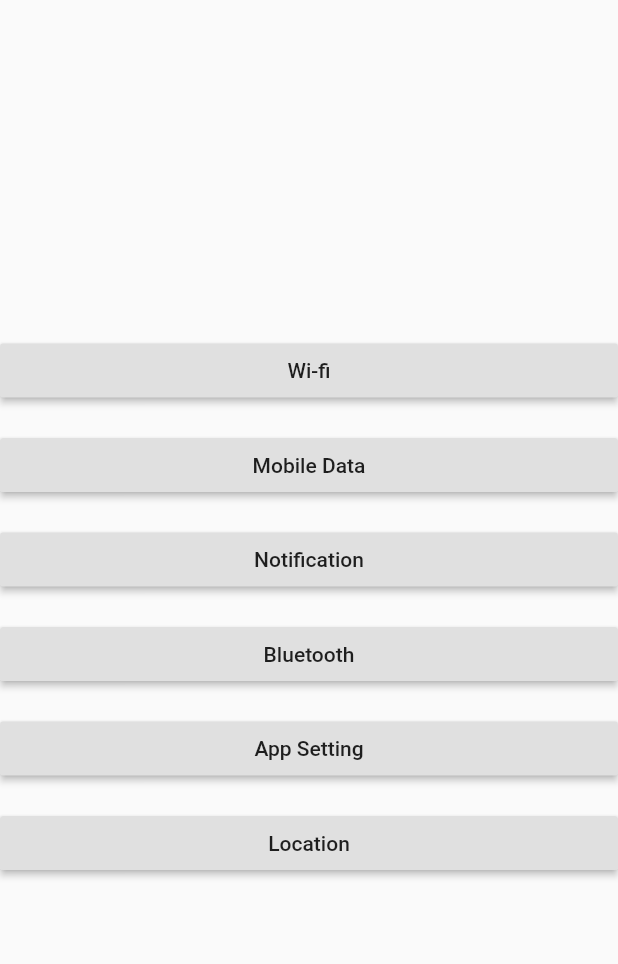
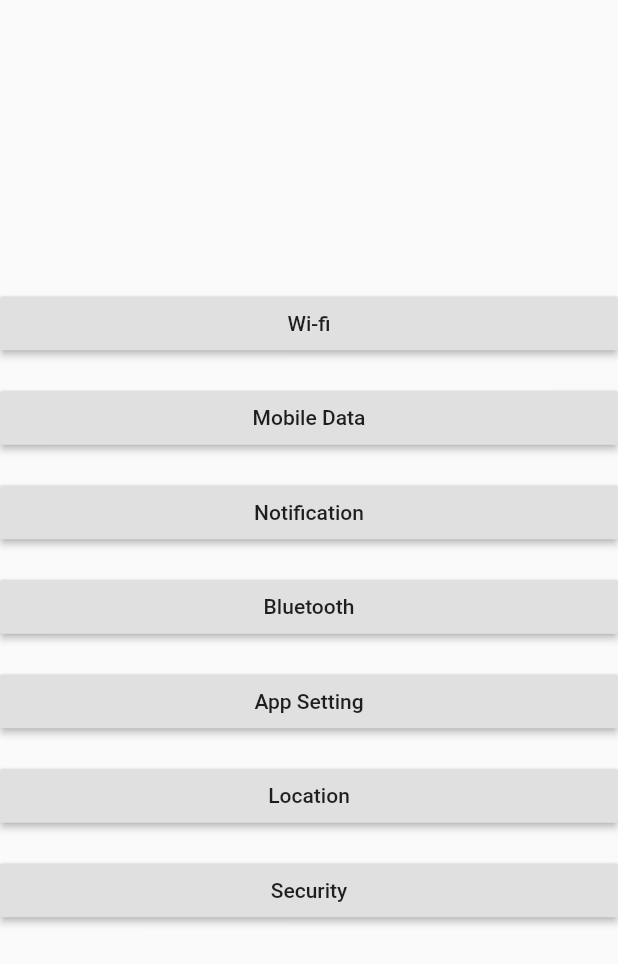
Before and after one commit to PSchu/open_settings, a Flutter app: the screen it shows after launch, on a phone screen of 412 x 824 dp. Shown: the top 964 px of the screen. Run offline on Flutter 3.47's test engine with Material 2 defaults, Android fonts, the phone set to English and light mode, and no system bars.

Commit message:
add the security screen settings

```diff
--- a/example/lib/main.dart
+++ b/example/lib/main.dart
@@ -95,6 +95,17 @@ class _MyHomePageState extends State<MyHomePage> {
             new SizedBox(
               height: 15,
             ),
+            new RaisedButton(
+              onPressed: () {
+                OpenSettings.openSecuritySetting();
+              },
+              child: new Center(
+                child: new Text('Security'),
+              ),
+            ),
+            new SizedBox(
+              height: 15,
+            ),
           ],
         ),
       ),
--- a/lib/open_settings.dart
+++ b/lib/open_settings.dart
@@ -34,4 +34,9 @@ class OpenSettings {
   static Future<void> openNotificationSetting() async {
     _channel.invokeMethod('openSettings', 'notification');
   }
+
+  /// Open Security Screen settings
+  static Future<void> openSecuritySetting() async {
+    _channel.invokeMethod('openSettings', 'security');
+  }
 }
```
Also changed, not shown: 1 other file.
